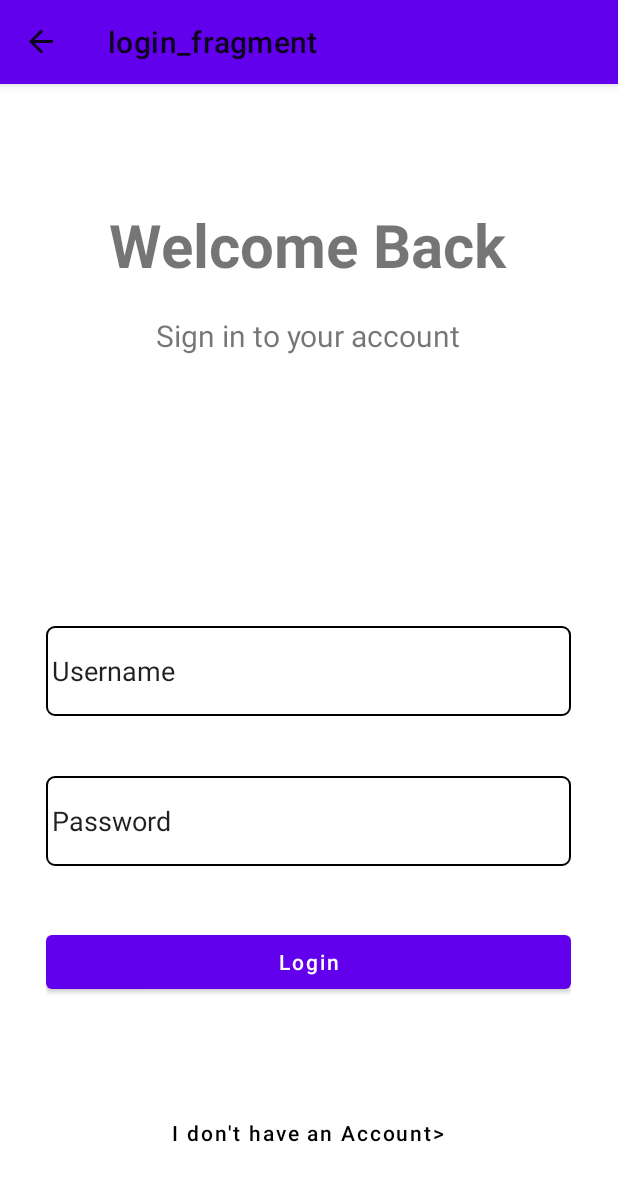
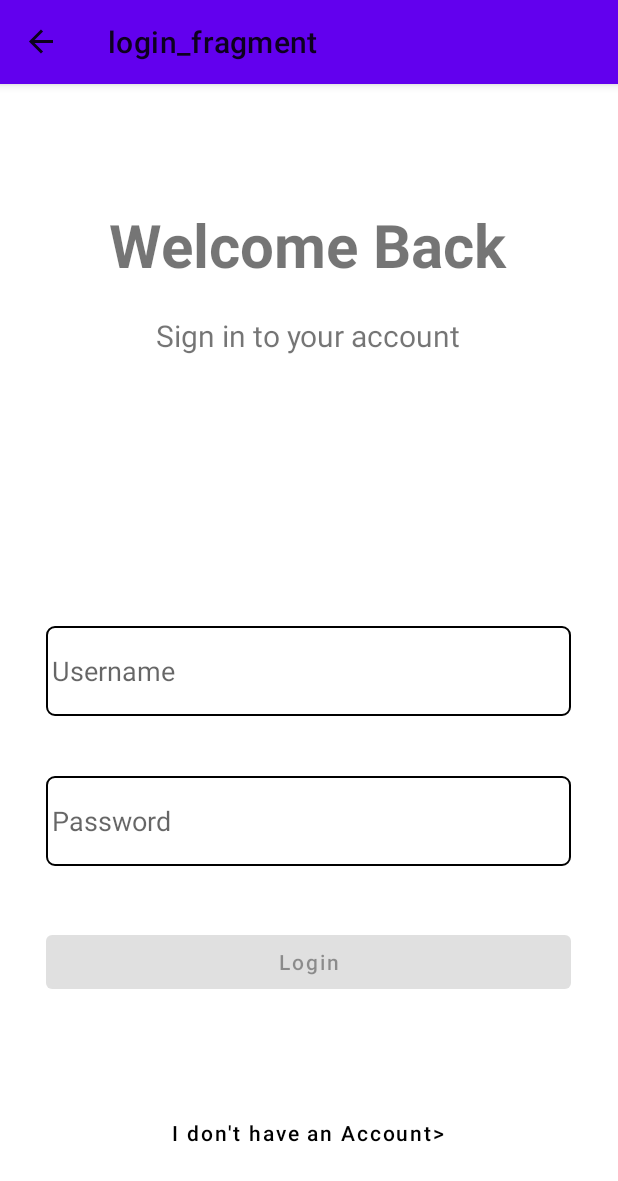
Before and after one commit to zhksh/lazybird, an Android app: the screen it shows after launch (MainActivity), after a tap on "Login", on a phone screen of 412 x 824 dp. Shown: the top 1181 px of the screen. Run offline under Robolectric (Android 15) with nearby library versions, the phone set to English and light mode, and no system bars; our stand-ins replace Dagger/Hilt's generated code, navigation-ui.

Commit message:
add login functionality

```diff
--- a/app/src/main/java/com/example/blog_e/data/model/APIModel.kt
+++ b/app/src/main/java/com/example/blog_e/data/model/APIModel.kt
@@ -51,8 +51,8 @@ data class Authorization(
 )
 
 data class LoginPayload(
-    val password: String,
-    val username: String
+    val username: String,
+    val password: String
 )
 
 data class FollowResult(
--- a/app/src/main/java/com/example/blog_e/data/repository/UserRepository.kt
+++ b/app/src/main/java/com/example/blog_e/data/repository/UserRepository.kt
@@ -2,6 +2,7 @@ package com.example.blog_e.data.repository
 
 import androidx.lifecycle.LiveData
 import com.example.blog_e.data.model.Authorization
+import com.example.blog_e.data.model.LoginPayload
 import com.example.blog_e.data.model.User
 import java.util.*
 
@@ -9,7 +10,7 @@ interface UserRepository {
 
     suspend fun signUp(user: User): Authorization
 
-    suspend fun login(user: User)
+    suspend fun login(loginBody: LoginPayload): Authorization
 
     fun getUserStream(): LiveData<User>
 
--- a/app/src/main/java/com/example/blog_e/ui/login/LoginFragment.kt
+++ b/app/src/main/java/com/example/blog_e/ui/login/LoginFragment.kt
@@ -1,56 +1,93 @@
 package com.example.blog_e.ui.login
 
-import androidx.lifecycle.ViewModelProvider
 import android.os.Bundle
-import androidx.fragment.app.Fragment
+import android.text.Editable
+import android.text.TextWatcher
 import android.view.LayoutInflater
 import android.view.View
 import android.view.ViewGroup
 import android.widget.Toast
+import androidx.fragment.app.Fragment
+import androidx.fragment.app.viewModels
 import androidx.navigation.fragment.findNavController
 import com.example.blog_e.R
+import com.example.blog_e.data.model.LoginPayload
 import com.example.blog_e.databinding.FragmentLoginBinding
+import com.google.android.material.snackbar.Snackbar
+import dagger.hilt.android.AndroidEntryPoint
 
+@AndroidEntryPoint
 class LoginFragment : Fragment() {
 
-    private lateinit var sharedViewModel: LoginViewModel
-
     private var _binding: FragmentLoginBinding? = null
-
     private val binding get() = _binding!!
-
-
-    override fun onActivityCreated(savedInstanceState: Bundle?) {
-        super.onActivityCreated(savedInstanceState)
-        sharedViewModel = ViewModelProvider(this)[LoginViewModel::class.java]
-        // TODO: Use the ViewModel. Decide if you to this in here or in onCreateView
-    }
+    private val loginViewModel: LoginViewModel by viewModels()
 
     override fun onCreateView(
         inflater: LayoutInflater, container: ViewGroup?,
         savedInstanceState: Bundle?
     ): View {
-        sharedViewModel = ViewModelProvider(this)[LoginViewModel::class.java]
         _binding = FragmentLoginBinding.inflate(inflater, container, false)
         val root: View = binding.root
 
-        binding.btnLogin.setOnClickListener { login() }
-        binding.btnAccount.setOnClickListener { toSignUp() }
+        setupFragmentBinding()
 
         return root
     }
 
+    private fun setupFragmentBinding() {
+        binding.etUserName.addTextChangedListener(object : TextWatcher {
+            override fun onTextChanged(s: CharSequence, start: Int, before: Int, count: Int) {
+                val et1 = binding.etUserName.text.toString().trim()
+                val et2 = binding.etPassword.text.toString().trim()
+                binding.btnLogin.isEnabled = et1.isNotEmpty() && et2.isNotEmpty()
+
+                // TODO: add listener for spaces + make sth like a TextView to notify that there may not be spaces in the username
+            }
+
+            override fun beforeTextChanged(
+                s: CharSequence, start: Int, count: Int, after: Int
+            ) {
+            }
+
+            override fun afterTextChanged(s: Editable) {}
+        })
+        binding.etPassword.addTextChangedListener(object : TextWatcher {
+            override fun onTextChanged(s: CharSequence, start: Int, before: Int, count: Int) {
+                val et1 = binding.etUserName.text.toString().trim()
+                val et2 = binding.etPassword.text.toString().trim()
+                binding.btnLogin.isEnabled = et1.isNotEmpty() && et2.isNotEmpty()
+            }
+
+            override fun beforeTextChanged(
+                s: CharSequence, start: Int, count: Int, after: Int
+            ) {
+            }
+
+            override fun afterTextChanged(s: Editable) {}
+        })
+        binding.btnLogin.setOnClickListener { login() }
+        binding.btnAccount.setOnClickListener { toSignUp() }
+
+    }
+
     private fun login() {
+
+        val loginUser = LoginPayload(
+            binding.etUserName.text.toString(),
+            binding.etPassword.text.toString()
+        )
+        loginViewModel.login(loginUser)
         // TODO: validate credentials
 
         val isValidUser = true
 
         if (isValidUser) {
-            // TODO: set auth token
 
             findNavController().navigate(R.id.action_login_fragment_to_navigation_home)
 
-            Toast.makeText(activity, "Welcome back USERNAME", Toast.LENGTH_SHORT).show()
+            Snackbar.make(binding.root, "Welcome back, ${loginUser.username}", Toast.LENGTH_SHORT)
+                .show()
 
         } else {
             // TODO: handle wrong input
--- a/app/src/main/res/layout/fragment_login.xml
+++ b/app/src/main/res/layout/fragment_login.xml
@@ -14,9 +14,9 @@
 
         <TextView
             android:id="@+id/textView"
-            android:layout_gravity="center"
             android:layout_width="wrap_content"
             android:layout_height="wrap_content"
+            android:layout_gravity="center"
             android:layout_marginTop="80dp"
             android:text="@string/welcome_back"
             android:textSize="40sp"
@@ -36,11 +36,11 @@
             android:layout_width="match_parent"
             android:layout_height="60dp"
             android:layout_marginTop="180dp"
+            android:autofillHints=""
             android:background="@drawable/textview_border"
             android:ems="10"
+            android:hint="@string/username"
             android:inputType="textPersonName"
-            android:text="@string/username"
-            android:autofillHints=""
             tools:ignore="LabelFor" />
 
         <EditText
@@ -48,21 +48,21 @@
             android:layout_width="match_parent"
             android:layout_height="60dp"
             android:layout_marginTop="40dp"
+            android:autofillHints=""
             android:background="@drawable/textview_border"
             android:ems="10"
+            android:hint="@string/password"
             android:inputType="textPersonName"
-            android:text="@string/password"
-            tools:ignore="LabelFor,TextFields"
-            android:autofillHints=""
-            />
+            tools:ignore="LabelFor,TextFields" />
 
         <Button
             android:id="@+id/btnLogin"
             android:layout_width="match_parent"
             android:layout_height="wrap_content"
             android:layout_marginTop="40dp"
-            android:textAllCaps="false"
-            android:text="@string/login" />
+            android:enabled="false"
+            android:text="@string/login"
+            android:textAllCaps="false" />
 
         <Button
             android:id="@+id/btnAccount"
```
Also changed, not shown: app/src/main/java/com/example/blog_e/data/repository/UserRepo.kt (+19 -2 lines), app/src/main/java/com/example/blog_e/ui/login/LoginViewModel.kt (+18 -2 lines).
